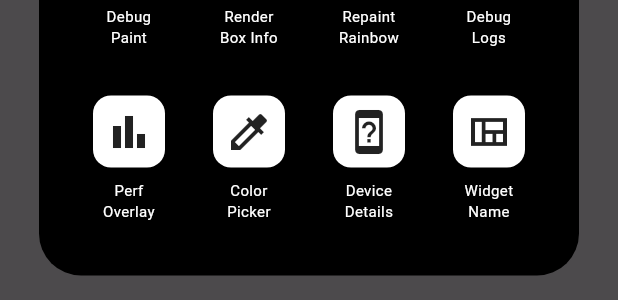
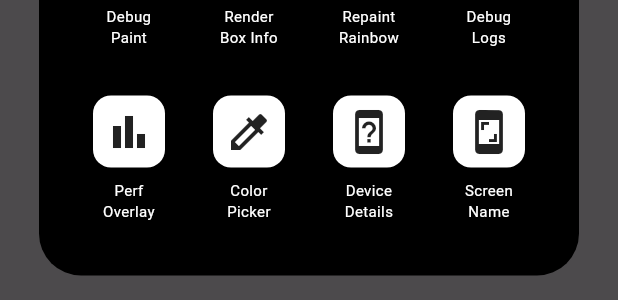
Before and after one commit to LiquidatorCoder/flutter_debug_tools, a Flutter app: the DebugToolsPanel widget shown alone on an empty page, opened directly with empty values, on a phone screen of 412 x 824 dp. Shown: the part 209-509 px from the top of the screen. Run offline on Flutter 3.47's test engine with Material 3 defaults, Android fonts, the phone set to English and light mode, and no system bars; our stand-ins replace device_info_plus, loggy, shared_preferences; accounts and stored records are empty.

Commit message:
minor tool rename

```diff
--- a/lib/src/view/debug_tools_panel.dart
+++ b/lib/src/view/debug_tools_panel.dart
@@ -196,7 +196,7 @@ class DebugToolsPanel extends StatelessWidget {
                             'Color Picker', Icons.colorize, toggleColorPicker),
                         _buildIcon('Device Details', Icons.device_unknown,
                             toggleDeviceDetails),
-                        _buildIcon('Widget Name', Icons.view_quilt_outlined,
+                        _buildIcon('Screen Name', Icons.screenshot,
                             _toogleScreenNameDetails),
                       ],
                     ),
```
Also changed, not shown: 1 other file.
